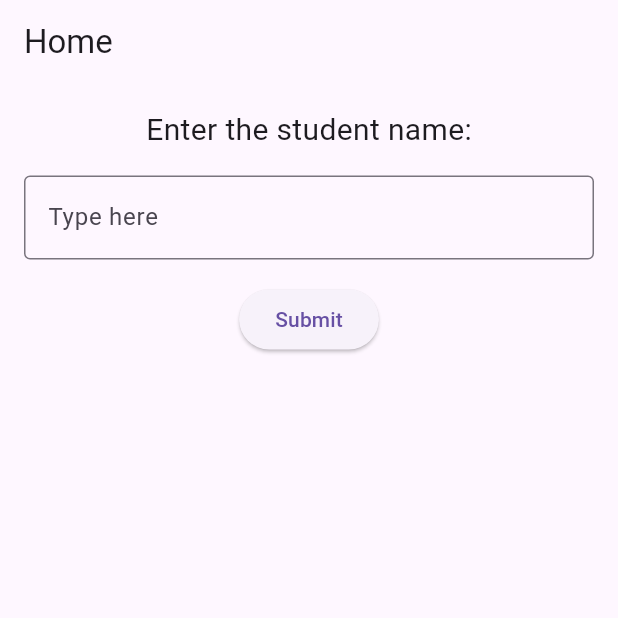
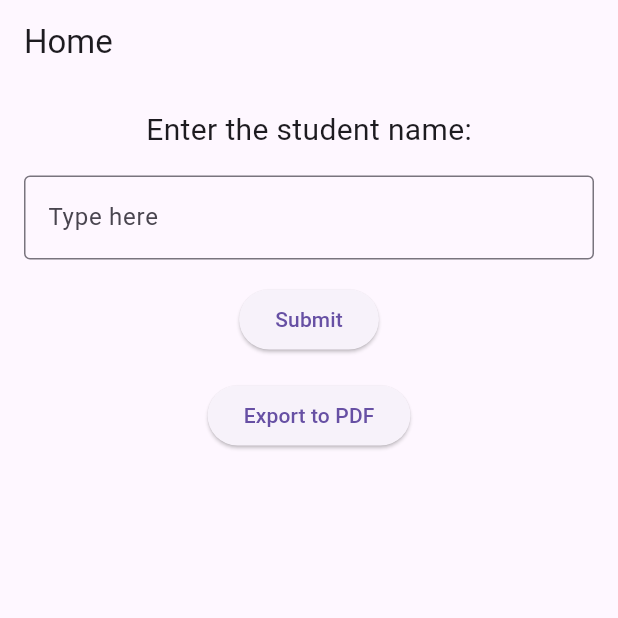
Before and after one commit to Samuel-MN0211/API_Olimpiadas, a Flutter app: the screen it shows after launch, after a tap on "Submit", on a phone screen of 412 x 824 dp, the top half of it. Run offline on Flutter 3.47's test engine with Material 3 defaults, Android fonts, the phone set to English and light mode, and no system bars; our stand-ins replace pdf; network calls fail.

Commit message:
PDF first export

```diff
--- a/lib/home.dart
+++ b/lib/home.dart
@@ -2,21 +2,17 @@ import 'package:flutter/material.dart';
 import 'package:http/http.dart' as http;
 import 'package:html/parser.dart' as parser;
 import 'package:html/dom.dart' as dom;
+import 'package:pdf/pdf.dart';
+import 'package:pdf/widgets.dart' as pdfLib;
+import 'dart:io';
+import 'package:path_provider/path_provider.dart';
 
-class HomeScreen extends StatefulWidget {
-  const HomeScreen({Key? key}) : super(key: key);
 
-  @override
-  _HomeScreenState createState() => _HomeScreenState();
-}
+class Data {
+  String obm_result = '';
 
-class _HomeScreenState extends State<HomeScreen> {
-  TextEditingController textEditingController = TextEditingController();
-  TextEditingController yearEditingController = TextEditingController();
-  String result = '';
-
-  Future<void> fetchData(String studentName) async {
-  final mainUrl = 'https://www.obm.org.br/quem-somos/premiados-da-obm/';
+  Future<void> fetchObmData(String studentName) async {
+    const mainUrl = 'https://www.obm.org.br/quem-somos/premiados-da-obm/';
     final mainResponse = await http.get(Uri.parse(mainUrl));
     if (mainResponse.statusCode == 200) {
       final mainDocument = parser.parse(mainResponse.body);
@@ -30,12 +26,10 @@ class _HomeScreenState extends State<HomeScreen> {
         final subResponse = await http.get(Uri.parse(subUrl!));
         if (subResponse.statusCode == 200) {
           final subDocument = parser.parse(subResponse.body);
-        final awards = findAwards(subDocument, studentName);
+          final awards = findObmAwards(subDocument, studentName);
           if (awards.isNotEmpty) {
             // Exibir as premiações na tela, indicando a subpágina
-          setState(() {
-            result += 'Premiações de $studentName na subpágina $subUrl: $awards\n';
-          });
+            obm_result += 'Premiações de $studentName na subpágina $subUrl: $awards\n';
             foundAny = true; // Indicar que uma ocorrência foi encontrada
           }
         } else {
@@ -45,9 +39,7 @@ class _HomeScreenState extends State<HomeScreen> {
 
       // Se não foi encontrada nenhuma ocorrência, exibir mensagem
       if (!foundAny) {
-      setState(() {
-        result += 'Aluno não encontrado\n';
-      });
+        obm_result += 'Aluno não encontrado\n';
       }
     } else {
       throw Exception('Failed to load main page');
@@ -55,7 +47,7 @@ class _HomeScreenState extends State<HomeScreen> {
   }
 
 
-List<Map<String, String>> findAwards(dom.Document document, String studentName) {
+  List<Map<String, String>> findObmAwards(dom.Document document, String studentName) {
     final tables = document.querySelectorAll('table');
     final List<Map<String, String>> awards = [];
 
@@ -89,7 +81,38 @@ List<Map<String, String>> findAwards(dom.Document document, String studentName)
 
     return awards;
   }
+}
+class PdfCreator {
+  static Future<File> generatePdf(String text) async {
+    final pdf = pdfLib.Document();
 
+    pdf.addPage(
+      pdfLib.Page(
+        build: (context) => pdfLib.Center(
+          child: pdfLib.Text(text),
+        ),
+      ),
+    );
+
+    final tempDir = await getTemporaryDirectory();
+    final filePath = '${tempDir.path}/example.pdf';
+    final file = File(filePath);
+    await file.writeAsBytes(await pdf.save());
+
+    return file;
+  }
+}
+
+class HomeScreen extends StatefulWidget {
+  const HomeScreen({Key? key}) : super(key: key);
+
+  @override
+  _HomeScreenState createState() => _HomeScreenState();
+}
+
+class _HomeScreenState extends State<HomeScreen> {
+  TextEditingController textEditingController = TextEditingController();
+  Data data = Data();
 
   @override
   Widget build(BuildContext context) {
@@ -117,15 +140,26 @@ Widget build(BuildContext context) {
               ),
               const SizedBox(height: 16),
               ElevatedButton(
-              onPressed: () {
-                fetchData(textEditingController.text);
+                onPressed: () async {
+                  await data.fetchObmData(textEditingController.text);
+                  setState(() {});
                 },
                 child: Text('Submit'),
               ),
               const SizedBox(height: 16),
+              ElevatedButton(
+                onPressed: () async {
+                  final file = await PdfCreator.generatePdf(data.obm_result);
+                  ScaffoldMessenger.of(context).showSnackBar(
+                    SnackBar(content: Text('PDF saved as ${file.path}')),
+                  );
+                },
+                child: Text('Export to PDF'),
+              ),
+              const SizedBox(height: 16),
               Expanded(
                 child: SingleChildScrollView(
-                child: Text(result),
+                  child: Text(data.obm_result),
                 ),
               ),
             ],
--- a/pubspec.yaml
+++ b/pubspec.yaml
@@ -37,6 +37,8 @@ dependencies:
   cupertino_icons: ^1.0.2
   html: ^0.15.4
   http: ^1.2.0
+  pdf: ^3.10.8
+  path_provider: ^2.1.2
 
 dev_dependencies:
   flutter_test:
```
Also changed, not shown: pubspec.lock, 1 other file. Lines whose indentation alone changed are shown as unchanged.
